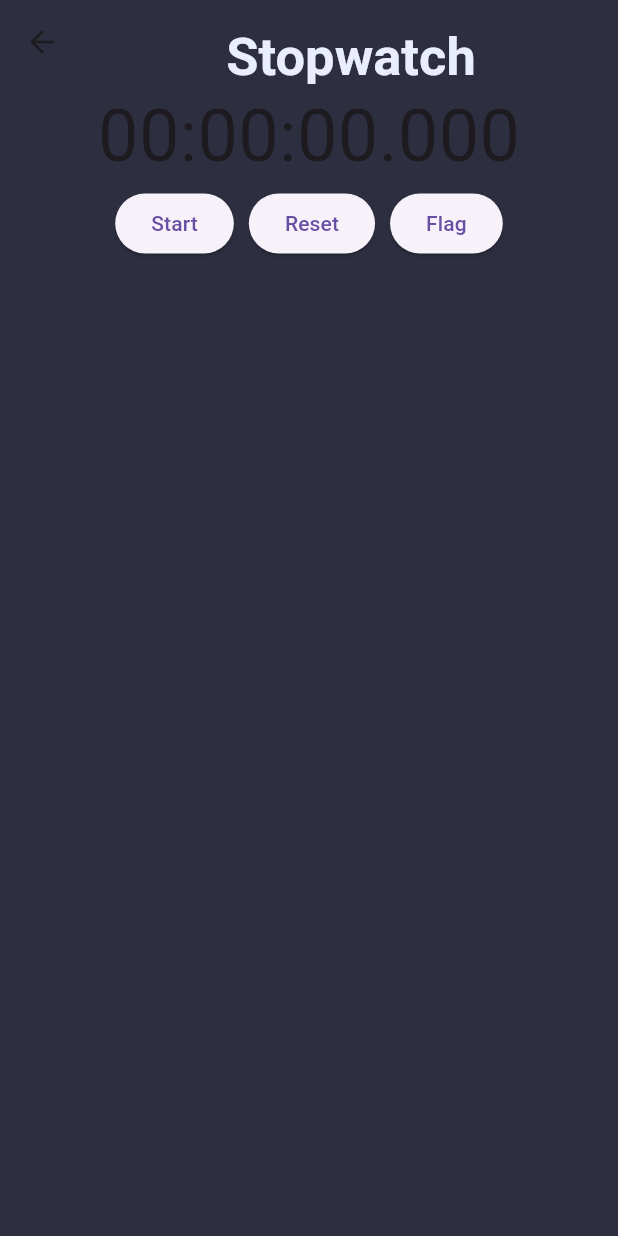
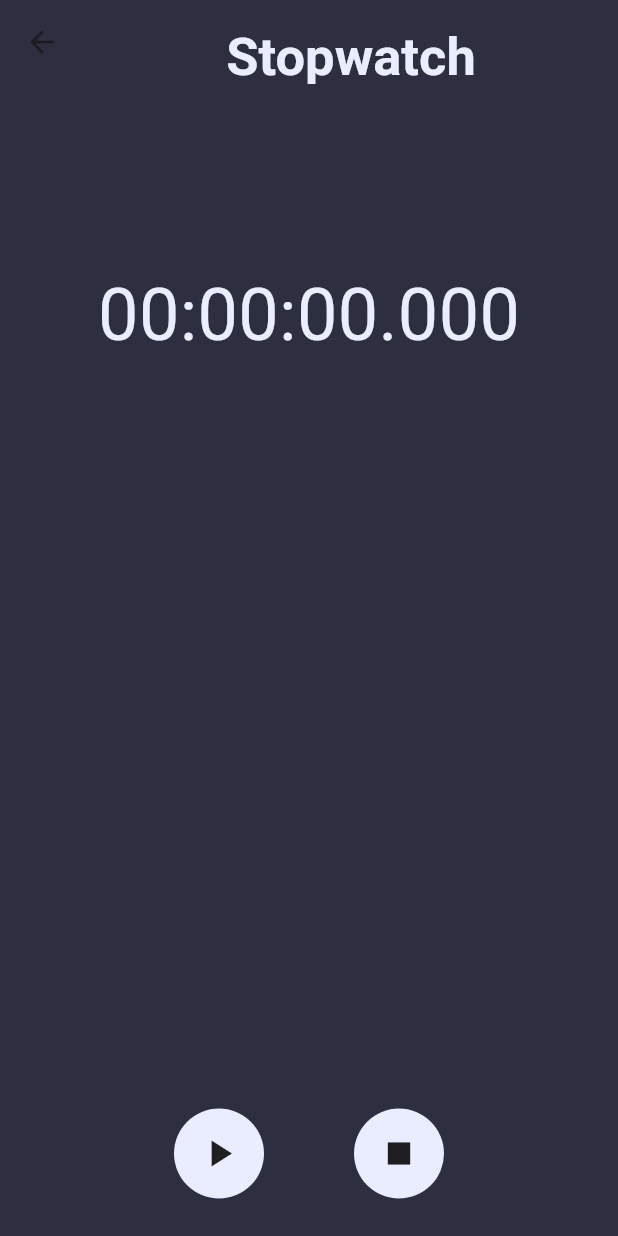
Before and after one commit to johnathi/clock_app, a Flutter app: the StopWatchScreen screen opened directly, on a phone screen of 412 x 824 dp. Run offline on Flutter 3.47's test engine with Material 3 defaults, Android fonts, the phone set to English and light mode, and no system bars; our stand-ins replace google_fonts; Roboto replaces fonts that are missing (Kanit).

Commit message:
first commit

```diff
--- a/lib/Screens/main_screen.dart
+++ b/lib/Screens/main_screen.dart
@@ -49,19 +49,19 @@ class _MainScreenState extends State<MainScreen> {
             showUnselectedLabels: false,
             items:  [
               BottomNavigationBarItem(
-                icon: Icon(Icons.access_time,color: currentPageIndex==0?Colors.black : Colors.grey),
+                icon: Icon(Icons.access_time,color: currentPageIndex==0?Colors.black : Colors.grey[700]),
                 label: 'Clock',
               ),
               BottomNavigationBarItem(
-                icon: Icon(Icons.alarm,color: currentPageIndex==1?Colors.black : Colors.grey),
+                icon: Icon(Icons.alarm,color: currentPageIndex==1?Colors.black : Colors.grey[700]),
                 label: 'Alarm',
               ),
               BottomNavigationBarItem(
-                icon: Icon(Icons.timer,color: currentPageIndex==2?Colors.black : Colors.grey),
+                icon: Icon(Icons.timer,color: currentPageIndex==2?Colors.black : Colors.grey[700]),
                 label: 'Stopwatch',
               ),
               BottomNavigationBarItem(
-                icon: Icon(Icons.hourglass_bottom,color: currentPageIndex==3?Colors.black : Colors.grey),
+                icon: Icon(Icons.hourglass_bottom,color: currentPageIndex==3?Colors.black : Colors.grey[700]),
                 label: 'Timer',
               ),
             ],
--- a/lib/Screens/stopwatch_screen.dart
+++ b/lib/Screens/stopwatch_screen.dart
@@ -51,7 +51,17 @@ class _StopWatchScreenState extends State<StopWatchScreen> {
   void _flagTime() {
     setState(() {
       _flags.add(_formatTime(_stopwatch.elapsedMilliseconds));
+      // _flags.insert(0, _formatTime(_stopwatch.elapsedMilliseconds));
     });
+  }
+
+  int _parseTime(String formattedTime) {
+    var parts = formattedTime.split(RegExp(r'[:.]'));
+    var hours = int.parse(parts[0]);
+    var minutes = int.parse(parts[1]);
+    var seconds = int.parse(parts[2]);
+    var milliseconds = int.parse(parts[3]);
+    return (hours * 3600 + minutes * 60 + seconds) * 1000 + milliseconds;
   }
 
   String _formatTime(int milliseconds) {
@@ -83,43 +93,100 @@ class _StopWatchScreenState extends State<StopWatchScreen> {
         ),
       ),
       body: Column(
-        mainAxisAlignment: MainAxisAlignment.center,
-        children: <Widget>[
+        mainAxisAlignment: MainAxisAlignment.spaceBetween,
+        // crossAxisAlignment: CrossAxisAlignment.center,
+        children: [
+          SizedBox(height: 40,),
           Text(
             _formatTime(_stopwatch.elapsedMilliseconds),
-            style: TextStyle(fontSize: 48.0),
+            style: GoogleFonts.kanit(
+              color: Color(0xFFEAECFF),
+              fontSize: 48,
+              fontWeight: FontWeight.w400,
             ),
-          Row(
-            mainAxisAlignment: MainAxisAlignment.center,
-            children: <Widget>[
-              ElevatedButton(
-                onPressed: _stopwatch.isRunning ? _stopStopwatch : _startStopwatch,
-                child: Text(_stopwatch.isRunning ? 'Stop' : 'Start'),
           ),
-              SizedBox(width: 10),
-              ElevatedButton(
-                onPressed: _resetStopwatch,
-                child: Text('Reset'),
-              ),
-              SizedBox(width: 10),
-              ElevatedButton(
-                onPressed: _flagTime,
-                child: Text('Flag'),
-              ),
-            ],
-          ),
-          Expanded(
+          Center(
+            child: SizedBox(
+              width: MediaQuery.sizeOf(context).width*.95,
+              height: MediaQuery.sizeOf(context).height*.4,
               child: ListView.builder(
                 itemCount: _flags.length,
                 itemBuilder: (context, index) {
                   return ListTile(
-                  title: Text(_flags[index]),
-                );
-              },
+                    title: Row(
+                      children: [
+                        Text(
+                          '${index + 1}. ',
+                          style: GoogleFonts.kanit(
+                          color: Color(0xFFEAECFF),
+                          fontSize: 25,
+                          fontWeight: FontWeight.w600,
+                        ),),
+
+                        SizedBox(width:10),
+
+                        Text(_flags[index],
+                          style: GoogleFonts.kanit(
+                          color: Color(0xFFEAECFF),
+                          fontSize: 25,
+                          fontWeight: FontWeight.w600,
+                        ),),
+
+                        SizedBox(width:10),
+
+                        Text(
+                          index == 0
+                              ? '${_flags[index]}'
+                              : '+ ${_formatTime(_parseTime(_flags[index]) - _parseTime(_flags[index - 1]))}',
+                          style: GoogleFonts.kanit(
+                            color: Color(0xFFEAECFF),
+                            fontSize: 20,
+                            fontWeight: FontWeight.w300,
                           ),
                         ),
                       ],
                     ),
                   );
+                },
+              ),
+            ),
+          ),
+
+          Padding(
+            padding: const EdgeInsets.only(bottom: 20),
+            child: Row(
+              mainAxisAlignment: MainAxisAlignment.center,
+              children: [
+                GestureDetector(
+                  onTap: _stopwatch.isRunning ? _stopStopwatch : _startStopwatch,
+                    child: Container(
+                        margin:  EdgeInsets.all(5),
+                        padding: EdgeInsets.all(15),
+                        decoration: BoxDecoration(
+                          borderRadius: BorderRadius.circular(30),
+                          color: Color(0xFFEAECFF),
+                        ),
+                        child: Icon(_stopwatch.isRunning ? Icons.pause : Icons.play_arrow,size: 30,))),
+                        // child: Text(_stopwatch.isRunning ? 'Stop' : 'Start'))),
+                SizedBox(width: 50),
+                GestureDetector(
+                  onTap: _stopwatch.isRunning ?_flagTime : _resetStopwatch,
+                  child: Container(
+                    margin:  EdgeInsets.all(5),
+                    padding: EdgeInsets.all(15),
+                    decoration: BoxDecoration(
+                      borderRadius: BorderRadius.circular(30),
+                      color: Color(0xFFEAECFF),
+                    ),
+                    child: Icon(_stopwatch.isRunning ? Icons.flag :Icons.stop,size: 30,),
+                  ),
+                ),
+              ],
+            ),
+          ),
+
+        ],
+      ),
+    );
   }
 }
```
Lines whose indentation alone changed are shown as unchanged.
